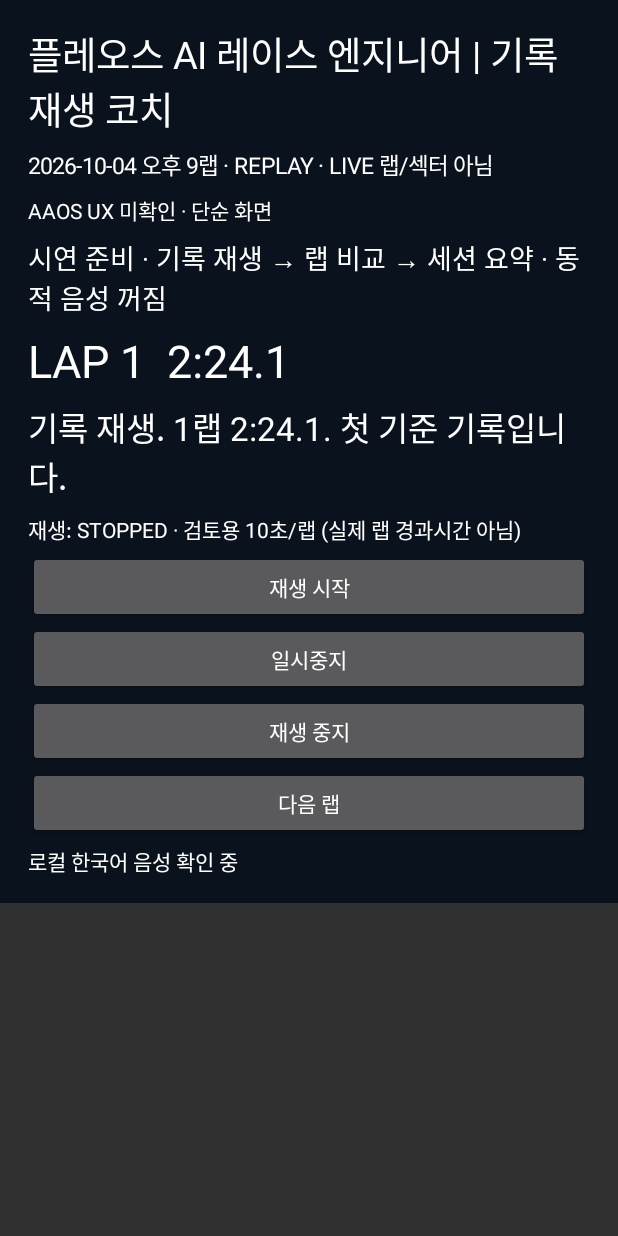
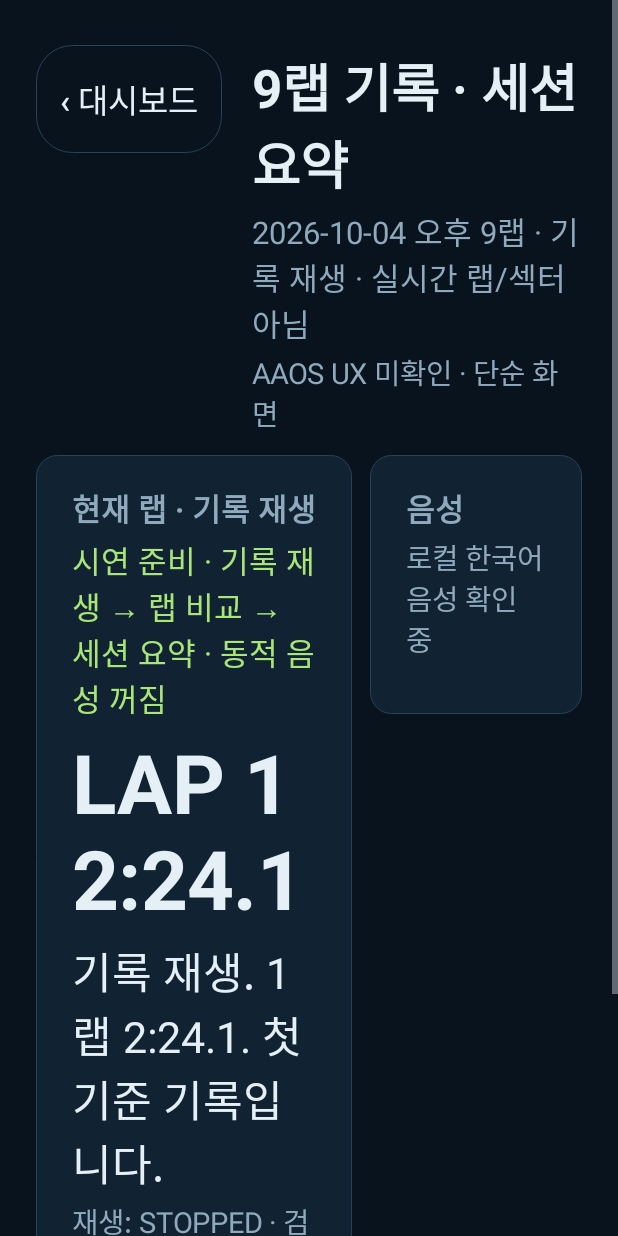
Before and after one commit to garacer/pleos-ai-race-engineer, an Android app: the MainActivity screen opened directly, with no data from a screen before it, on a phone screen of 412 x 824 dp. Run offline under Robolectric (Android 15) with nearby library versions, the phone set to English and light mode, and no system bars; libraries missing offline, so code that uses them is left out: ai.pleos.playground; network calls fail; 7 statements that could not run were skipped.

Commit message:
0.5.1: 세션 요약 화면 정리, 버튼 확대, 대시보드로 돌아가기 추가
- 세션 요약(MainActivity)을 현재 랩·비교(왼쪽)와 시연·음성·SDK(오른쪽) 카드로 나누고, 재생 버튼을 한 줄로 묶음
- 대시보드 상단 버튼을 크게 키우고 하이라이트 버튼을 강조
- 세션 요약·하이라이트 화면에 "‹ 대시보드" 버튼 추가 (jev://back)

```diff
--- a/app/build.gradle.kts
+++ b/app/build.gradle.kts
@@ -13,7 +13,7 @@ val signingPropsFile = file(
 val signingProps = Properties().apply { if (signingPropsFile.isFile) signingPropsFile.inputStream().use { load(it) } }
 
 android { useLibrary("android.car"); namespace = "com.jev.drivecoach"; compileSdk = 35
-  defaultConfig { applicationId = "com.jev.drivecoach"; minSdk = 28; targetSdk = 34; versionCode = 13; versionName = "0.5.0"; applicationIdSuffix = ".dashboard" }
+  defaultConfig { applicationId = "com.jev.drivecoach"; minSdk = 28; targetSdk = 34; versionCode = 14; versionName = "0.5.1"; applicationIdSuffix = ".dashboard" }
   signingConfigs {
     if (signingProps.containsKey("storeFile")) create("release") {
       storeFile = file(signingProps.getProperty("storeFile"))
--- a/app/src/main/java/com/jev/drivecoach/DashboardActivity.kt
+++ b/app/src/main/java/com/jev/drivecoach/DashboardActivity.kt
@@ -57,14 +57,22 @@ class DashboardActivity : Activity() {
             setBackgroundColor(Color.rgb(8, 19, 30))
         }
         val bar = LinearLayout(this).apply { orientation = LinearLayout.HORIZONTAL }
-        root.addView(bar, LinearLayout.LayoutParams(-1, dp(42)))
-        fun control(label: String) = Button(this).apply {
-            text = label; textSize = 11f
-            bar.addView(this, LinearLayout.LayoutParams(0, -1, 1f))
+        bar.setPadding(dp(12), dp(10), dp(12), 0)
+        root.addView(bar, LinearLayout.LayoutParams(-1, dp(90)))
+        fun control(label: String, primary: Boolean = false) = Button(this).apply {
+            text = label; textSize = 22f; isAllCaps = false; stateListAnimator = null
+            minHeight = 0; minimumHeight = 0
+            setTextColor(if (primary) Color.rgb(14, 30, 10) else Color.rgb(229, 239, 246))
+            if (primary) setTypeface(typeface, android.graphics.Typeface.BOLD)
+            background = android.graphics.drawable.GradientDrawable().apply {
+                setColor(if (primary) Color.rgb(169, 229, 121) else Color.rgb(27, 48, 65))
+                cornerRadius = dp(14).toFloat(); setStroke(dp(1), if (primary) Color.rgb(169, 229, 121) else Color.rgb(41, 66, 86))
+            }
+            bar.addView(this, LinearLayout.LayoutParams(0, -1, 1f).apply { marginEnd = dp(12) })
         }
-        highlightButton = control("▶ 하이라이트 보기 (엔지니어 브리핑)")
+        highlightButton = control("▶ 하이라이트 보기 · 엔지니어 브리핑", true)
         highlightButton.setOnClickListener { startActivity(Intent(this, HighlightActivity::class.java)) }
-        sessionButton = control("9랩 기록 / 세션 요약")
+        sessionButton = control("9랩 기록 · 세션 요약")
         prepareButton = control("음성 엔진 준비 확인")
         speakButton = control("한국어 발화 1회 시험")
         probeButton = control("TTS API 진단")
@@ -73,11 +81,11 @@ class DashboardActivity : Activity() {
             tool.visibility = if (developmentTools) View.VISIBLE else View.GONE
         voiceStatus = TextView(this).apply {
             text = "자막 기본 · 동적 한국어 미시험 · SDK 준비와 발화 완료는 별도"
-            textSize = 10f; setTextColor(Color.rgb(165, 190, 209))
+            textSize = 14f; setTextColor(Color.rgb(165, 190, 209))
             setPadding(dp(8), dp(2), dp(8), dp(2)); maxLines = 2
             ellipsize = TextUtils.TruncateAt.END
         }
-        root.addView(voiceStatus, LinearLayout.LayoutParams(-1, dp(32)))
+        root.addView(voiceStatus, LinearLayout.LayoutParams(-1, dp(40)))
         web = WebView(this)
         root.addView(web, LinearLayout.LayoutParams(-1, 0, 1f))
         with(web.settings) {
--- a/app/src/main/java/com/jev/drivecoach/HighlightActivity.kt
+++ b/app/src/main/java/com/jev/drivecoach/HighlightActivity.kt
@@ -16,7 +16,7 @@ import java.io.ByteArrayInputStream
 
 /**
  * Radio debrief: five engineer messages built by [Debrief] (unit-tested); the page only draws.
- * Page -> native: only "jev://speak?card=N" and "jev://stop" navigations, intercepted below. No JS bridge, no network.
+ * Page -> native: only "jev://speak?card=N", "jev://stop" and "jev://back" navigations, intercepted below. No JS bridge, no network.
  */
 class HighlightActivity : Activity() {
     private lateinit var web: WebView
@@ -88,6 +88,7 @@ class HighlightActivity : Activity() {
                 if (u.scheme == "jev" && u.host == "speak" && detailsAllowed) {
                     u.getQueryParameter("card")?.toIntOrNull()?.let { speakCard(it) }
                 } else if (u.scheme == "jev" && u.host == "stop") cancelSpeech()
+                else if (u.scheme == "jev" && u.host == "back") { cancelSpeech(); finish() }
                 return true
             }
             override fun shouldInterceptRequest(view: WebView, request: WebResourceRequest): WebResourceResponse? =
--- a/app/src/main/java/com/jev/drivecoach/MainActivity.kt
+++ b/app/src/main/java/com/jev/drivecoach/MainActivity.kt
@@ -6,6 +6,8 @@ import android.os.Handler
 import android.os.Looper
 import android.os.SystemClock
 import android.graphics.Color
+import android.graphics.Typeface
+import android.graphics.drawable.GradientDrawable
 import android.view.View
 import android.widget.Button
 import android.widget.LinearLayout
@@ -42,44 +44,85 @@ class MainActivity: Activity() {
         val array=JSONObject(assets.open("jev_laps_demo.json").bufferedReader().use{it.readText()}).getJSONArray("laps")
         laps=(0 until array.length()).map { i -> val l=array.getJSONObject(i);LapRecord(l.getInt("lap"),l.getDouble("seconds"),l.getDouble("sector1"),l.getDouble("sector2"),l.getDouble("sector3")) }
         session=ReplaySession(laps.size)
-        val base=LinearLayout(this).apply { orientation=LinearLayout.VERTICAL;setPadding(28,20,28,20);setBackgroundColor(Color.rgb(10,18,29)) }
-        fun label(text:String,size:Float=18f)=TextView(this).apply { this.text=text;textSize=size;setTextColor(Color.WHITE);setPadding(0,6,0,6);base.addView(this) }
-        fun button(text:String,action:()->Unit)=Button(this).apply { this.text=text;setOnClickListener { action() };base.addView(this) }
-        label("플레오스 AI 레이스 엔지니어 | 기록 재생 코치",25f)
-        label("2026-10-04 오후 9랩 · REPLAY · LIVE 랩/섹터 아님",15f)
-        uxLabel=label("AAOS UX 미확인 · 단순 화면",14f)
+        val bgColor=Color.rgb(8,19,30); val cardColor=Color.rgb(17,35,51); val line=Color.rgb(41,66,86)
+        val ink=Color.rgb(229,239,246); val muted=Color.rgb(143,169,189); val lime=Color.rgb(169,229,121); val chipColor=Color.rgb(27,48,65)
+        fun dp(n:Int)=(resources.displayMetrics.density*n).toInt()
+        fun shape(fill:Int,stroke:Int,r:Int)=GradientDrawable().apply { setColor(fill);cornerRadius=dp(r).toFloat();setStroke(dp(1),stroke) }
+        fun vbox()=LinearLayout(this).apply { orientation=LinearLayout.VERTICAL }
+        fun hbox(parent:LinearLayout)=LinearLayout(this).apply { orientation=LinearLayout.HORIZONTAL;parent.addView(this,LinearLayout.LayoutParams(-1,-2).apply { topMargin=dp(12) }) }
+        fun label(parent:LinearLayout,text:String,size:Float,color:Int=ink,bold:Boolean=false)=TextView(this).apply {
+            this.text=text;textSize=size*1.6f;setTextColor(color);if(bold)setTypeface(typeface,Typeface.BOLD);setPadding(0,dp(2),0,dp(2));parent.addView(this) }
+        fun card(parent:LinearLayout,title:String)=vbox().apply {
+            background=shape(cardColor,line,14);setPadding(dp(24),dp(18),dp(24),dp(22))
+            parent.addView(this,LinearLayout.LayoutParams(-1,-2).apply { bottomMargin=dp(12) })
+            label(this,title,13f,muted,true) }
+        fun chip(parent:LinearLayout,text:String,primary:Boolean=false,action:()->Unit)=Button(this).apply {
+            this.text=text;isAllCaps=false;textSize=22f;stateListAnimator=null;minHeight=0;minimumHeight=0;setPadding(dp(8),0,dp(8),0)
+            setTextColor(if(primary)Color.rgb(14,30,10) else ink);if(primary)setTypeface(typeface,Typeface.BOLD)
+            background=shape(if(primary)lime else chipColor,if(primary)lime else line,10)
+            setOnClickListener { action() }
+            parent.addView(this,LinearLayout.LayoutParams(0,dp(76),1f).apply { marginEnd=dp(12) }) }
 
-        demoLabel=label("시연 준비 · 기록 재생 → 랩 비교 → 세션 요약",18f)
-        val demoStart=button("시연 시작 · 자막") { dynamicVoice=false;demoStage="REPLAY";sample.stop();speech.stop();compareReference=CompareReference.PRIOR_BEST;session.restart();showLap(false);scheduleTick() };detailedViews.add(demoStart)
-        val demoCompare=button("랩 비교 보기") { pauseReview();demoStage="COMPARE";showLap(false) };detailedViews.add(demoCompare)
-        val demoSummary=button("세션 요약 보기") { pauseReview();demoStage="SUMMARY";showLap(false) };detailedViews.add(demoSummary)
-        val demoReturn=button("현재 랩으로 돌아가기") { demoStage="COMPARE";showLap(false) };detailedViews.add(demoReturn)
-        val voiceToggle=button("동적 음성 선택 · 기본 꺼짐") { dynamicVoice=!dynamicVoice;if(!dynamicVoice)speech.stop();showLap(false) };detailedViews.add(voiceToggle)
-        sessionPanel=label("",18f)
-        summary=label("",30f);coach=label("",22f)
-        playback=label("",14f)
-        button("재생 시작") { demoStage="REPLAY";sample.stop();session.play();showLap(true);scheduleTick() }
-        button("일시중지") { session.pause();handler.removeCallbacks(tick);speech.stop();sample.stop();showLap(false) }
-        button("재생 중지") { session.stop();handler.removeCallbacks(tick);speech.stop();sample.stop();showLap(false) }
-        val restart=button("처음부터 재시작") { demoStage="REPLAY";speech.stop();sample.stop();session.restart();showLap(true);scheduleTick() };detailedViews.add(restart)
-        button("다음 랩") { session.next();showLap(true);scheduleTick() }
-        val previous=button("이전 랩") { session.previous();showLap(true);scheduleTick() };detailedViews.add(previous)
-        voiceLabel=label("로컬 한국어 음성 확인 중",14f)
-        val sampleStatus=label("과거 예시 음성 · 현재 랩 안내 아님",14f);detailedViews.add(sampleStatus)
+        val base=vbox().apply { setPadding(dp(24),dp(18),dp(24),dp(18));setBackgroundColor(bgColor) }
+        val head=hbox(base)
+        Button(this).apply {
+            text="‹ 대시보드";isAllCaps=false;textSize=22f;setTextColor(ink);stateListAnimator=null;minHeight=0;minimumHeight=0;setPadding(dp(16),0,dp(16),0)
+            background=shape(bgColor,line,24);setOnClickListener { finish() }
+            head.addView(this,LinearLayout.LayoutParams(-2,dp(72)).apply { marginEnd=dp(20) }) }
+        val titles=vbox();head.addView(titles,LinearLayout.LayoutParams(0,-2,1f))
+        label(titles,"9랩 기록 · 세션 요약",22f,ink,true)
+        label(titles,"2026-10-04 오후 9랩 · 기록 재생 · 실시간 랩/섹터 아님",13f,muted)
+        uxLabel=label(titles,"AAOS UX 미확인 · 단순 화면",12f,muted)
+
+        val cols=hbox(base)
+        val left=vbox();cols.addView(left,LinearLayout.LayoutParams(0,-2,3f).apply { marginEnd=dp(12) })
+        val right=vbox();cols.addView(right,LinearLayout.LayoutParams(0,-2,2f))
+
+        // left: current lap + transport + comparison
+        val lapCard=card(left,"현재 랩 · 기록 재생")
+        demoLabel=label(lapCard,"시연 준비 · 기록 재생 → 랩 비교 → 세션 요약",13f,lime)
+        summary=label(lapCard,"",34f,ink,true);coach=label(lapCard,"",18f)
+        playback=label(lapCard,"",12f,muted)
+        val transport=hbox(lapCard)
+        val restart=chip(transport,"⏮ 처음") { demoStage="REPLAY";speech.stop();sample.stop();session.restart();showLap(true);scheduleTick() };detailedViews.add(restart)
+        val previous=chip(transport,"◀ 이전 랩") { session.previous();showLap(true);scheduleTick() };detailedViews.add(previous)
+        chip(transport,"▶ 재생",true) { demoStage="REPLAY";sample.stop();session.play();showLap(true);scheduleTick() }
+        chip(transport,"⏸ 일시중지") { session.pause();handler.removeCallbacks(tick);speech.stop();sample.stop();showLap(false) }
+        chip(transport,"⏹ 중지") { session.stop();handler.removeCallbacks(tick);speech.stop();sample.stop();showLap(false) }
+        chip(transport,"다음 랩 ▶") { session.next();showLap(true);scheduleTick() }
+        val compareCard=card(left,"섹터 · 베스트 비교");detailedViews.add(compareCard)
+        detail=label(compareCard,"",15f)
+        val compareRow=hbox(compareCard)
+        chip(compareRow,"이전 베스트와 비교") { compareReference=CompareReference.PRIOR_BEST;showLap(false) }
+        chip(compareRow,"세션 베스트와 비교") { compareReference=CompareReference.SESSION_BEST;showLap(false) }
+        comparison=label(compareCard,"",16f)
+        sessionPanel=label(left,"",16f)
+
+        // right: demo steps, voice, SDK
+        val demoCard=card(right,"시연 순서");detailedViews.add(demoCard)
+        val demoRow1=hbox(demoCard);val demoRow2=hbox(demoCard)
+        chip(demoRow1,"시연 시작 · 자막",true) { dynamicVoice=false;demoStage="REPLAY";sample.stop();speech.stop();compareReference=CompareReference.PRIOR_BEST;session.restart();showLap(false);scheduleTick() }
+        chip(demoRow1,"랩 비교") { pauseReview();demoStage="COMPARE";showLap(false) }
+        chip(demoRow2,"세션 요약") { pauseReview();demoStage="SUMMARY";showLap(false) }
+        chip(demoRow2,"현재 랩으로") { demoStage="COMPARE";showLap(false) }
+        val voiceCard=card(right,"음성")
+        voiceLabel=label(voiceCard,"로컬 한국어 음성 확인 중",12f,muted)
+        val voiceRow=hbox(voiceCard)
+        val voiceToggle=chip(voiceRow,"동적 음성 켜기/끄기") { dynamicVoice=!dynamicVoice;if(!dynamicVoice)speech.stop();showLap(false) };detailedViews.add(voiceToggle)
+        val sampleStatus=label(voiceCard,"과거 예시 음성 · 현재 랩 안내 아님",12f,muted);detailedViews.add(sampleStatus)
         sample=LocalSample(this) { message -> runOnUiThread { sampleStatus.text=message } }
-        val samplePlay=button("과거 예시 음성 재생") { speech.stop();sample.play() };detailedViews.add(samplePlay)
-        val sampleStop=button("예시 음성 중지") { sample.stop() };detailedViews.add(sampleStop)
-        detail=label("",17f);detailedViews.add(detail)
-        val priorCompare=button("이전 베스트 비교") { compareReference=CompareReference.PRIOR_BEST;showLap(false) };detailedViews.add(priorCompare)
-        val sessionCompare=button("세션 베스트 비교") { compareReference=CompareReference.SESSION_BEST;showLap(false) };detailedViews.add(sessionCompare)
-        comparison=label("",18f);detailedViews.add(comparison)
-        sdkLabel=label("SDK 조회 연결 중",13f);detailedViews.add(sdkLabel)
-        val connect=button("SDK 다시 연결") { sdk.connect() };detailedViews.add(connect)
-        val disconnect=button("SDK 연결 해제") { sdk.disconnect() };detailedViews.add(disconnect)
+        val sampleRow=hbox(voiceCard);detailedViews.add(sampleRow)
+        chip(sampleRow,"과거 예시 음성 재생") { speech.stop();sample.play() }
+        chip(sampleRow,"예시 중지") { sample.stop() }
+        val sdkCard=card(right,"차량 SDK (읽기 전용)");detailedViews.add(sdkCard)
+        sdkLabel=label(sdkCard,"SDK 조회 연결 중",12f,muted)
+        val sdkRow=hbox(sdkCard)
+        chip(sdkRow,"다시 연결") { sdk.connect() }
+        chip(sdkRow,"연결 해제") { sdk.disconnect() }
         sdk=ReadOnlyDoorProvider(this) { r -> sdkLabel.text=r.display(SystemClock.elapsedRealtime()) }
         speech=LocalSpeech(this) { s -> runOnUiThread { voiceLabel.text=s } };speech.initialize()
         ux=UxPolicy(this) { allowed,s -> runOnUiThread { detailed=allowed;uxLabel.text=s;renderDetailMode() } }
-        val scroll=ScrollView(this);scroll.addView(base);setContentView(scroll)
+        val scroll=ScrollView(this).apply { setBackgroundColor(Color.rgb(8,19,30));isFillViewport=true };scroll.addView(base);setContentView(scroll)
         showLap(false);renderDetailMode()
     }
     private fun renderDetailMode() {
```
Also changed, not shown: 3 other files.
